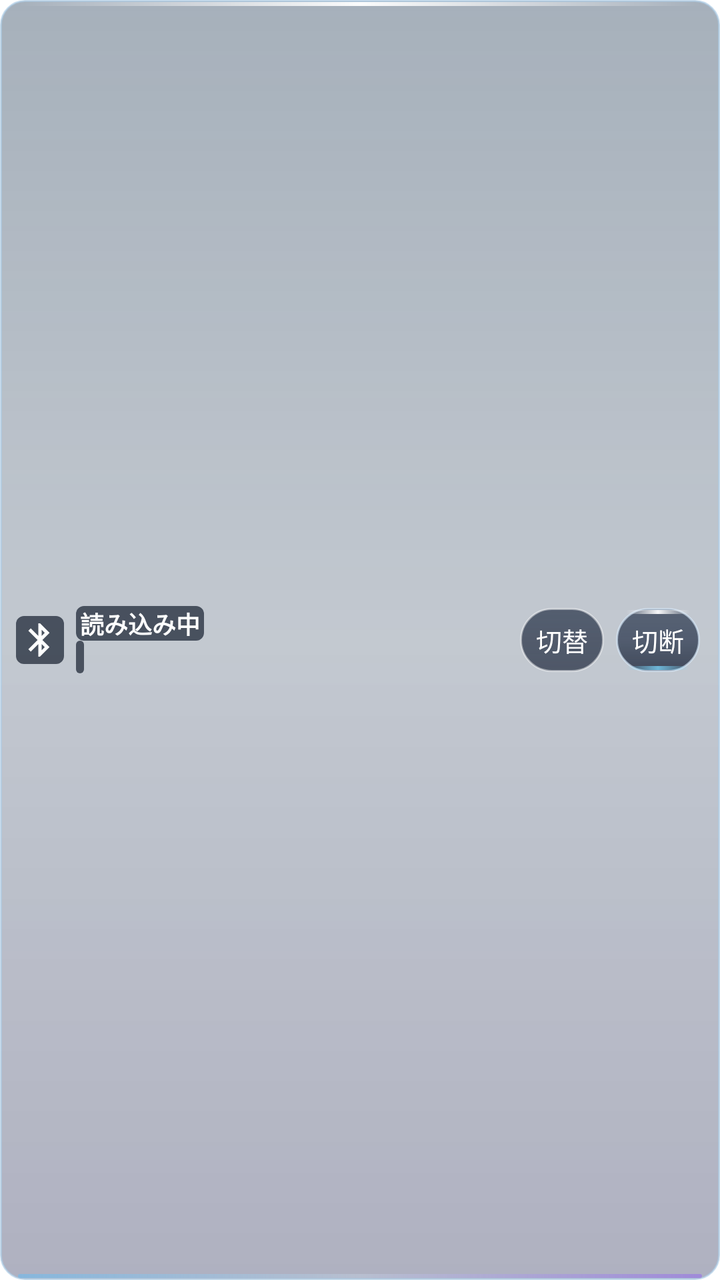
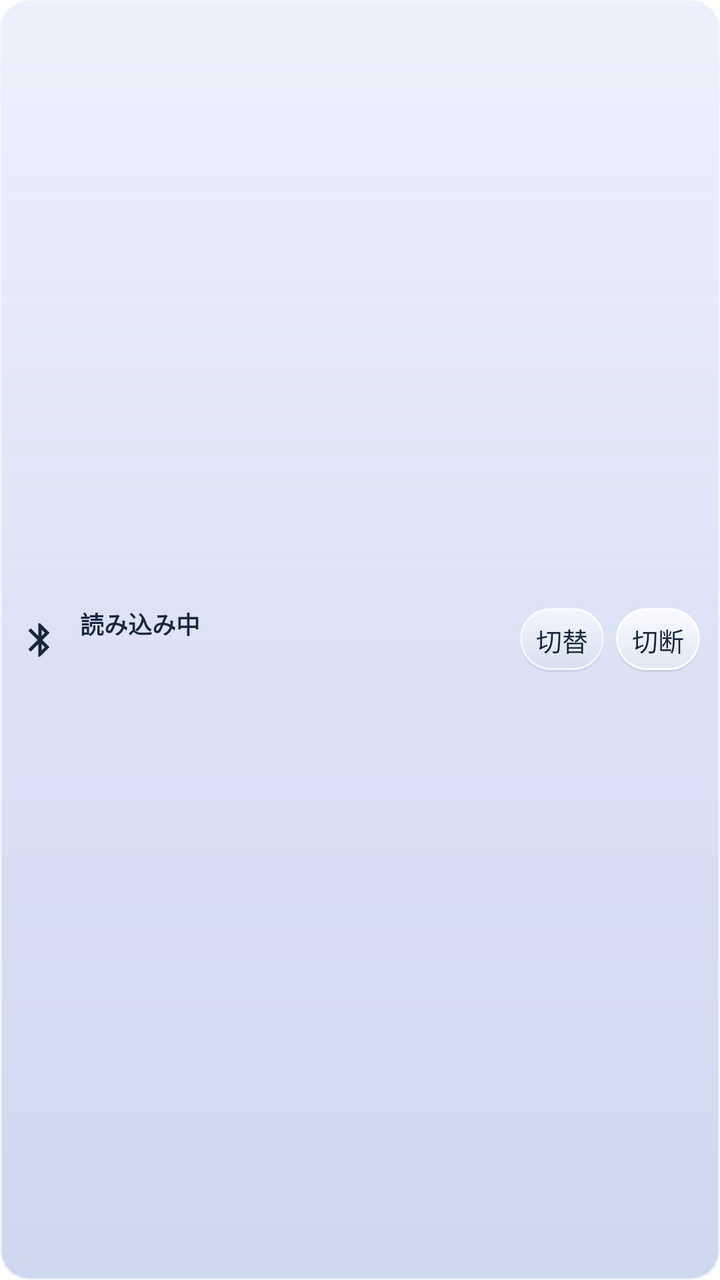

Screens rendered from an Android XML layout before and after an edit, with the pre-edit source and the edit as a unified diff.
<!-- AndroidManifest.xml: fallback theme Theme.MaterialComponents.DayNight.NoActionBar -->
<!-- res/layout/widget_bt.xml -->
<LinearLayout xmlns:android="http://schemas.android.com/apk/res/android"
    android:id="@+id/root" android:layout_width="match_parent" android:layout_height="match_parent"
    android:orientation="horizontal" android:gravity="center_vertical" android:paddingStart="8dp" android:paddingEnd="10dp" android:paddingVertical="2dp" android:background="@drawable/widget_bg">
    <ImageView android:id="@+id/icon" android:padding="2dp" android:background="@drawable/widget_label_glass" android:layout_width="24dp" android:layout_height="24dp" android:src="@drawable/ic_bt"/>
    <LinearLayout android:layout_width="0dp" android:layout_weight="1" android:layout_height="wrap_content" android:orientation="vertical" android:paddingStart="6dp" android:paddingEnd="4dp">
        <TextView android:id="@+id/status" android:paddingHorizontal="2dp" android:background="@drawable/widget_label_glass" android:layout_width="wrap_content" android:layout_height="wrap_content"
            android:text="読み込み中" android:textColor="#FFFFFF" android:textSize="12sp" android:textStyle="bold" android:includeFontPadding="false" android:maxLines="1" android:ellipsize="end"/>
        <TextView android:id="@+id/device" android:paddingHorizontal="2dp" android:background="@drawable/widget_label_glass" android:layout_width="wrap_content" android:layout_height="wrap_content"
            android:text="" android:textColor="#FFFFFF" android:textSize="14sp" android:includeFontPadding="false" android:maxLines="1" android:ellipsize="end"/>
    </LinearLayout>
    <TextView android:id="@+id/btn_switch" android:layout_width="wrap_content" android:layout_height="32dp" android:gravity="center" android:includeFontPadding="false" android:maxLines="1"
        android:paddingStart="8dp" android:paddingEnd="8dp" android:layout_marginEnd="6dp"
        android:text="切替" android:textColor="#FFFFFF" android:textSize="13sp" android:background="@drawable/btn_gray_rect"/>
    <TextView android:id="@+id/btn_main" android:layout_width="wrap_content" android:layout_height="32dp" android:gravity="center" android:includeFontPadding="false" android:maxLines="1"
        android:paddingStart="8dp" android:paddingEnd="8dp"
        android:text="切断" android:textColor="#FFFFFF" android:textSize="13sp" android:background="@drawable/btn_widget_action"/>
</LinearLayout>
<!-- resources referenced by this layout -->
<resources>
  <!-- drawable btn_gray_rect (drawable) -->
  <shape xmlns:android="http://schemas.android.com/apk/res/android">
      <gradient android:type="linear" android:angle="270"
          android:startColor="#BD2C384D" android:endColor="#B41E283C"/>
      <stroke android:width="1dp" android:color="#70FFFFFF"/>
      <corners android:radius="100dp"/>
  </shape>
  <!-- drawable btn_widget_action (drawable) -->
  <layer-list xmlns:android="http://schemas.android.com/apk/res/android">
      <item>
          <shape>
              <gradient android:angle="270" android:startColor="#AF25334A"
                  android:centerColor="#AA19263E" android:endColor="#BD141E33"/>
              <stroke android:width="1dp" android:color="#99DDEEFF"/>
              <corners android:radius="100dp"/>
          </shape>
      </item>
      <item android:gravity="top|fill_horizontal" android:height="2dp"
          android:left="5dp" android:top="1dp" android:right="5dp">
          <shape>
              <gradient android:angle="0" android:startColor="#00FFFFFF"
                  android:centerColor="#F2FFFFFF" android:endColor="#00FFFFFF"/>
              <corners android:radius="1dp"/>
          </shape>
      </item>
      <item android:gravity="bottom|fill_horizontal" android:height="2dp"
          android:left="5dp" android:right="5dp" android:bottom="1dp">
          <shape>
              <gradient android:angle="0" android:startColor="#007AD8FF"
                  android:centerColor="#C07AD8FF" android:endColor="#008E82FF"/>
              <corners android:radius="1dp"/>
          </shape>
      </item>
  </layer-list>
  <!-- drawable ic_bt (drawable) -->
  <vector xmlns:android="http://schemas.android.com/apk/res/android" android:width="24dp" android:height="24dp" android:viewportWidth="24" android:viewportHeight="24">
      <path android:fillColor="#FFFFFF" android:pathData="M17.71,7.71L12,2h-1v7.59L6.41,5 5,6.41 10.59,12 5,17.59 6.41,19 11,14.41V22h1l5.71,-5.71 -4.3,-4.29 4.3,-4.29zM13,5.83l1.88,1.88L13,9.59V5.83zM14.88,16.29L13,18.17v-3.76l1.88,1.88z"/>
  </vector>
  <!-- drawable widget_bg (drawable) -->
  <layer-list xmlns:android="http://schemas.android.com/apk/res/android">
      <item>
          <shape>
              <gradient android:angle="270" android:startColor="#71364D65" android:centerColor="#5141546C" android:endColor="#66383C63"/>
              <stroke android:width="1dp" android:color="#A3AACAE4"/>
              <corners android:radius="12dp"/>
          </shape>
      </item>
      <item android:gravity="top|fill_horizontal" android:height="2dp"
          android:left="9dp" android:top="1dp" android:right="9dp">
          <shape>
              <gradient android:angle="0" android:startColor="#00FFFFFF"
                  android:centerColor="#F0FFFFFF" android:endColor="#00FFFFFF"/>
              <corners android:radius="1dp"/>
          </shape>
      </item>
      <item android:gravity="bottom|fill_horizontal" android:height="2dp"
          android:left="9dp" android:right="9dp" android:bottom="1dp">
          <shape>
              <gradient android:angle="0" android:startColor="#C279B8E5"
                  android:centerColor="#3DD4EBFF" android:endColor="#D19B81DE"/>
              <corners android:radius="1dp"/>
          </shape>
      </item>
  </layer-list>
  <!-- drawable widget_label_glass (drawable) -->
  <shape xmlns:android="http://schemas.android.com/apk/res/android">
      <solid android:color="#B3151E2E"/>
      <corners android:radius="4dp"/>
  </shape>
</resources>

<!-- the commit's change to res/layout/widget_bt.xml (unified diff, before → after) -->
@@ -1,17 +1,17 @@
 <LinearLayout xmlns:android="http://schemas.android.com/apk/res/android"
     android:id="@+id/root" android:layout_width="match_parent" android:layout_height="match_parent"
     android:orientation="horizontal" android:gravity="center_vertical" android:paddingStart="8dp" android:paddingEnd="10dp" android:paddingVertical="2dp" android:background="@drawable/widget_bg">
-    <ImageView android:id="@+id/icon" android:padding="2dp" android:background="@drawable/widget_label_glass" android:layout_width="24dp" android:layout_height="24dp" android:src="@drawable/ic_bt"/>
+    <ImageView android:id="@+id/icon" android:padding="2dp" android:layout_width="24dp" android:layout_height="24dp" android:src="@drawable/ic_bt" android:tint="@color/widget_ink"/>
     <LinearLayout android:layout_width="0dp" android:layout_weight="1" android:layout_height="wrap_content" android:orientation="vertical" android:paddingStart="6dp" android:paddingEnd="4dp">
-        <TextView android:id="@+id/status" android:paddingHorizontal="2dp" android:background="@drawable/widget_label_glass" android:layout_width="wrap_content" android:layout_height="wrap_content"
-            android:text="読み込み中" android:textColor="#FFFFFF" android:textSize="12sp" android:textStyle="bold" android:includeFontPadding="false" android:maxLines="1" android:ellipsize="end"/>
-        <TextView android:id="@+id/device" android:paddingHorizontal="2dp" android:background="@drawable/widget_label_glass" android:layout_width="wrap_content" android:layout_height="wrap_content"
-            android:text="" android:textColor="#FFFFFF" android:textSize="14sp" android:includeFontPadding="false" android:maxLines="1" android:ellipsize="end"/>
+        <TextView android:id="@+id/status" android:paddingHorizontal="2dp" android:layout_width="wrap_content" android:layout_height="wrap_content"
+            android:text="読み込み中" android:textColor="@color/widget_ink" android:textSize="12sp" android:textStyle="bold" android:includeFontPadding="false" android:maxLines="1" android:ellipsize="end"/>
+        <TextView android:id="@+id/device" android:paddingHorizontal="2dp" android:layout_width="wrap_content" android:layout_height="wrap_content"
+            android:text="" android:textColor="@color/widget_ink" android:textSize="14sp" android:includeFontPadding="false" android:maxLines="1" android:ellipsize="end"/>
     </LinearLayout>
     <TextView android:id="@+id/btn_switch" android:layout_width="wrap_content" android:layout_height="32dp" android:gravity="center" android:includeFontPadding="false" android:maxLines="1"
         android:paddingStart="8dp" android:paddingEnd="8dp" android:layout_marginEnd="6dp"
-        android:text="切替" android:textColor="#FFFFFF" android:textSize="13sp" android:background="@drawable/btn_gray_rect"/>
+        android:text="切替" android:textColor="@color/widget_ink" android:textSize="13sp" android:background="@drawable/btn_widget_switch"/>
     <TextView android:id="@+id/btn_main" android:layout_width="wrap_content" android:layout_height="32dp" android:gravity="center" android:includeFontPadding="false" android:maxLines="1"
         android:paddingStart="8dp" android:paddingEnd="8dp"
-        android:text="切断" android:textColor="#FFFFFF" android:textSize="13sp" android:background="@drawable/btn_widget_action"/>
+        android:text="切断" android:textColor="@color/widget_ink" android:textSize="13sp" android:background="@drawable/btn_widget_action"/>
 </LinearLayout>
<!-- resource entries referenced after the edit -->
@@ -1,36 +1,35 @@
 <!-- resources referenced by this layout -->
 <resources>
-  <!-- drawable btn_gray_rect (drawable) -->
-  <shape xmlns:android="http://schemas.android.com/apk/res/android">
-      <gradient android:type="linear" android:angle="270"
-          android:startColor="#BD2C384D" android:endColor="#B41E283C"/>
-      <stroke android:width="1dp" android:color="#70FFFFFF"/>
-      <corners android:radius="100dp"/>
-  </shape>
+  <color name="widget_ink">#17273F</color>
   <!-- drawable btn_widget_action (drawable) -->
   <layer-list xmlns:android="http://schemas.android.com/apk/res/android">
-      <item>
+      <item android:top="1dp">
           <shape>
-              <gradient android:angle="270" android:startColor="#AF25334A"
-                  android:centerColor="#AA19263E" android:endColor="#BD141E33"/>
-              <stroke android:width="1dp" android:color="#99DDEEFF"/>
+              <solid android:color="#265D6B8C"/>
               <corners android:radius="100dp"/>
           </shape>
       </item>
-      <item android:gravity="top|fill_horizontal" android:height="2dp"
-          android:left="5dp" android:top="1dp" android:right="5dp">
+      <item android:bottom="1dp">
           <shape>
-              <gradient android:angle="0" android:startColor="#00FFFFFF"
-                  android:centerColor="#F2FFFFFF" android:endColor="#00FFFFFF"/>
-              <corners android:radius="1dp"/>
+              <gradient android:angle="270" android:startColor="#E8FFFFFF" android:endColor="#C9E6EDF8"/>
+              <stroke android:width="1dp" android:color="#E4FFFFFF"/>
+              <corners android:radius="100dp"/>
           </shape>
       </item>
-      <item android:gravity="bottom|fill_horizontal" android:height="2dp"
-          android:left="5dp" android:right="5dp" android:bottom="1dp">
+  </layer-list>
+  <!-- drawable btn_widget_switch (drawable) -->
+  <layer-list xmlns:android="http://schemas.android.com/apk/res/android">
+      <item android:top="1dp">
           <shape>
-              <gradient android:angle="0" android:startColor="#007AD8FF"
-                  android:centerColor="#C07AD8FF" android:endColor="#008E82FF"/>
-              <corners android:radius="1dp"/>
+              <solid android:color="#225D6B8C"/>
+              <corners android:radius="100dp"/>
+          </shape>
+      </item>
+      <item android:bottom="1dp">
+          <shape>
+              <gradient android:angle="270" android:startColor="#D4FBFCFF" android:endColor="#ADDDE7F6"/>
+              <stroke android:width="1dp" android:color="#BCFFFFFF"/>
+              <corners android:radius="100dp"/>
           </shape>
       </item>
   </layer-list>
@@ -39,35 +38,10 @@
       <path android:fillColor="#FFFFFF" android:pathData="M17.71,7.71L12,2h-1v7.59L6.41,5 5,6.41 10.59,12 5,17.59 6.41,19 11,14.41V22h1l5.71,-5.71 -4.3,-4.29 4.3,-4.29zM13,5.83l1.88,1.88L13,9.59V5.83zM14.88,16.29L13,18.17v-3.76l1.88,1.88z"/>
   </vector>
   <!-- drawable widget_bg (drawable) -->
-  <layer-list xmlns:android="http://schemas.android.com/apk/res/android">
-      <item>
-          <shape>
-              <gradient android:angle="270" android:startColor="#71364D65" android:centerColor="#5141546C" android:endColor="#66383C63"/>
-              <stroke android:width="1dp" android:color="#A3AACAE4"/>
-              <corners android:radius="12dp"/>
-          </shape>
-      </item>
-      <item android:gravity="top|fill_horizontal" android:height="2dp"
-          android:left="9dp" android:top="1dp" android:right="9dp">
-          <shape>
-              <gradient android:angle="0" android:startColor="#00FFFFFF"
-                  android:centerColor="#F0FFFFFF" android:endColor="#00FFFFFF"/>
-              <corners android:radius="1dp"/>
-          </shape>
-      </item>
-      <item android:gravity="bottom|fill_horizontal" android:height="2dp"
-          android:left="9dp" android:right="9dp" android:bottom="1dp">
-          <shape>
-              <gradient android:angle="0" android:startColor="#C279B8E5"
-                  android:centerColor="#3DD4EBFF" android:endColor="#D19B81DE"/>
-              <corners android:radius="1dp"/>
-          </shape>
-      </item>
-  </layer-list>
-  <!-- drawable widget_label_glass (drawable) -->
   <shape xmlns:android="http://schemas.android.com/apk/res/android">
-      <solid android:color="#B3151E2E"/>
-      <corners android:radius="4dp"/>
+      <gradient android:angle="270" android:startColor="#C3E8EBFC" android:centerColor="#B7CFD7F2" android:endColor="#B9BCC9E9"/>
+      <stroke android:width="1dp" android:color="#B3EFF3FF"/>
+      <corners android:radius="14dp"/>
   </shape>
 </resources>
 
